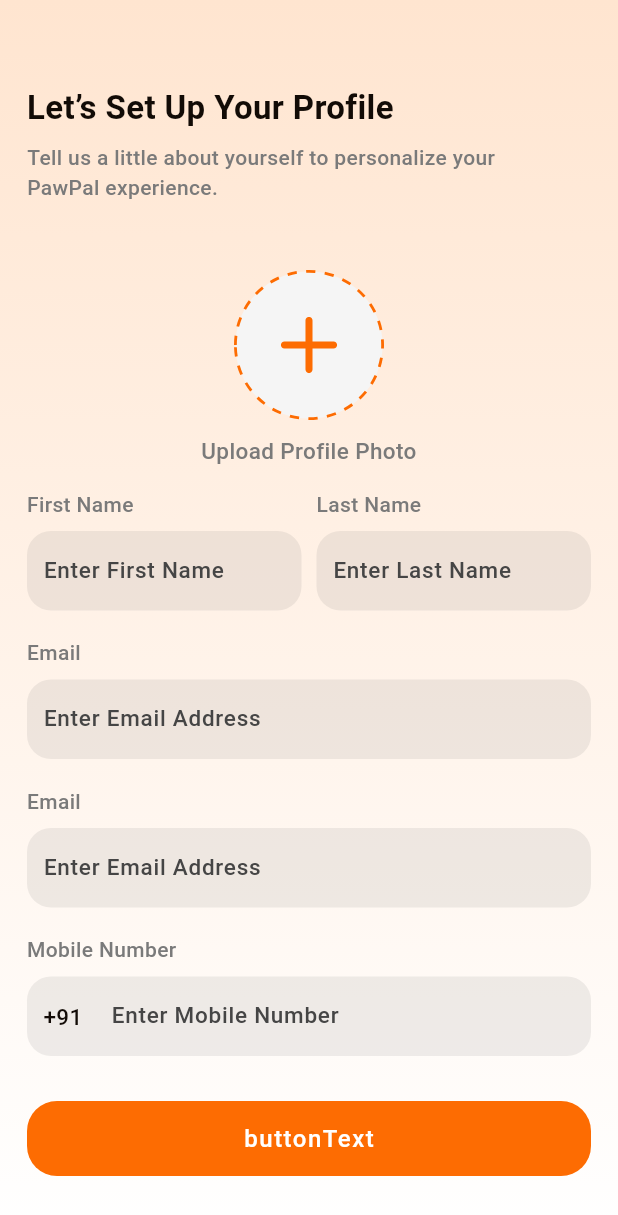
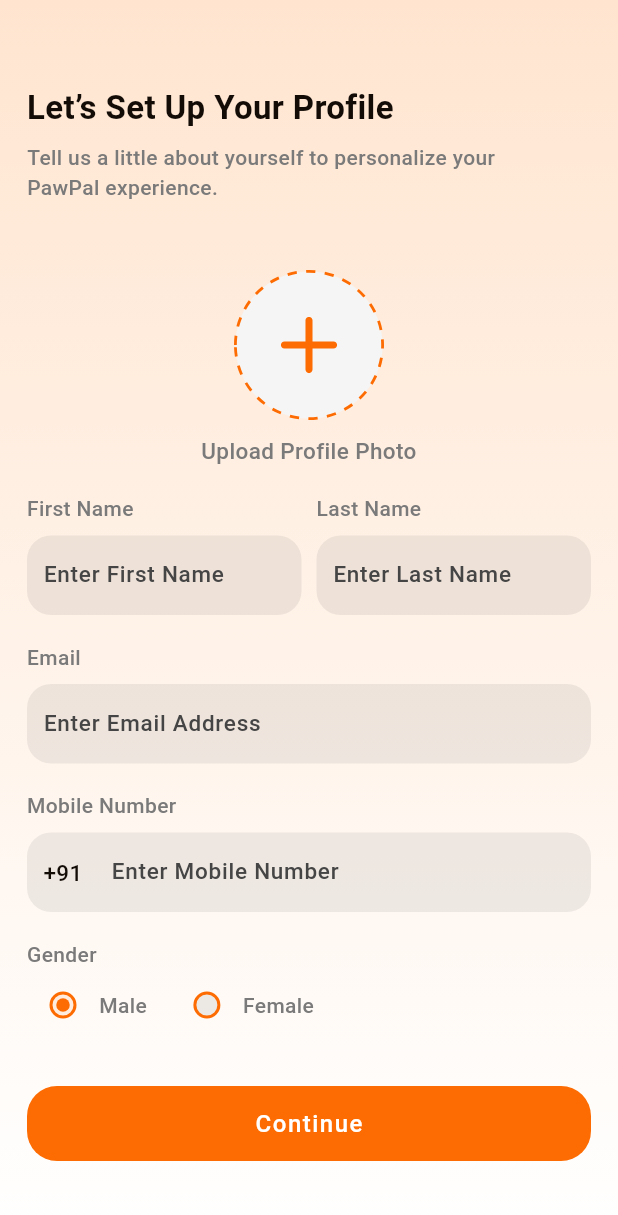
Before and after one commit to RishabRaikvad/paw-pal-flutter-mobile, a Flutter app: the SetupProfileScreen screen opened by its route, on a phone screen of 412 x 824 dp. Shown: the top 1215 px of the screen. Run offline on Flutter 3.47's test engine with Material 3 defaults, Android fonts, the phone set to English and light mode, and no system bars; our stand-ins replace firebase_core, firebase_crashlytics, flutter_image_compress, flutter_svg, fluttertoast, go_router and 3 more; accounts and stored records are empty.

Commit message:
add gender filed in setup profile screen

```diff
--- a/lib/core/AppStrings.dart
+++ b/lib/core/AppStrings.dart
@@ -28,5 +28,23 @@
   static const String invalidPhoneError = "Please enter a valid 10-digit mobile number";
   static const String acceptTermsError = "Please accept Terms & Conditions to continue";
 
+  static const String setupProfileTitle = "Let’s Set Up Your Profile";
+  static const String setupProfileSubtitle =
+      "Tell us a little about yourself to personalize your\nPawPal experience.";
+
+  static const String uploadProfilePhoto = "Upload Profile Photo";
+  static const String continueText = "Continue";
+  static const String firstName = "First Name";
+  static const String lastName = "Last Name";
+  static const String enterFirstName = "Enter First Name";
+  static const String enterLastName = "Enter Last Name";
+
+  static const String email = "Email";
+  static const String enterEmailAddress = "Enter Email Address";
+
+  static const String gender = "Gender";
+  static const String male = "Male";
+  static const String female = "Female";
+
 
 }
--- a/lib/core/CommonMethods.dart
+++ b/lib/core/CommonMethods.dart
@@ -53,7 +53,6 @@
     final fileSizeInMb = (await file.length()) / (1024 * 1024);
     debugPrint("Picked file size: ${fileSizeInMb.toStringAsFixed(2)} MB");
 
-    /// Hard limit check
     if (fileSizeInMb > maxSizeInMb) {
       final targetPath =
           "${file.parent.path}/temp_${DateTime.now().millisecondsSinceEpoch}.jpg";
--- /dev/null
+++ b/lib/core/constant.dart
@@ -0,0 +1,5 @@
+enum Gender { male, female }
+
+class Constant {
+
+}
--- a/lib/screens/onborading/setup_profile_screen.dart
+++ b/lib/screens/onborading/setup_profile_screen.dart
@@ -7,6 +7,7 @@
 import 'package:paw_pal_mobile/core/AppImages.dart';
 import 'package:paw_pal_mobile/core/AppStrings.dart';
 import 'package:paw_pal_mobile/core/CommonMethods.dart';
+import 'package:paw_pal_mobile/core/constant.dart';
 import 'package:paw_pal_mobile/utils/commonWidget/gradient_background.dart';
 import 'package:paw_pal_mobile/utils/widget_helper.dart';
 
@@ -19,6 +20,9 @@
 
 class _SetupProfileScreenState extends State<SetupProfileScreen> {
   final ValueNotifier<File?> profileImageNotifier = ValueNotifier(null);
+  final ValueNotifier<Gender?> genderNotifier =
+  ValueNotifier<Gender?>(Gender.male);
+
 
   @override
   Widget build(BuildContext context) {
@@ -34,14 +38,13 @@
           children: [
             SizedBox(height: 56),
             commonTitle(
-              title: "Let’s Set Up Your Profile",
+              title: AppStrings.setupProfileTitle,
               fontWeight: FontWeight.w700,
               fontSize: 22,
             ),
             SizedBox(height: 8),
             commonTitle(
-              title:
-                  "Tell us a little about yourself to personalize your\nPawPal experience.",
+              title: AppStrings.setupProfileSubtitle,
               color: AppColors.grey,
               fontSize: 14,
               textAlign: TextAlign.start,
@@ -49,15 +52,23 @@
             Expanded(
               child: SingleChildScrollView(
                 child: Column(
+                  crossAxisAlignment: CrossAxisAlignment.start,
                   children: [
                     SizedBox(height: 45),
                     uploadProfileView(),
-                    SizedBox(height: 15),
+                    SizedBox(height: 18),
                     buildFormWidget(),
+                    SizedBox(height: 18),
+                    commonTitle(
+                      title: AppStrings.gender,
+                      fontSize: 14,
+                      color: AppColors.grey,
+                    ),
+                    genderRadioButtons(),
                     SizedBox(height: 30),
                     commonButtonView(
                       context: context,
-                      buttonText: "buttonText",
+                      buttonText: AppStrings.continueText,
                       onClicked: () {},
                     ),
                     SizedBox(height: 20),
@@ -99,7 +110,10 @@
           ),
 
           SizedBox(height: 10),
-          commonTitle(title: "Upload Profile Photo", color: AppColors.grey),
+          commonTitle(
+            title: AppStrings.uploadProfilePhoto,
+            color: AppColors.grey,
+          ),
         ],
       ),
     );
@@ -114,16 +128,16 @@
           children: [
             Expanded(
               child: commonTextFieldWithLabel(
-                label: "First Name",
-                hint: "Enter First Name",
+                label: AppStrings.firstName,
+                hint: AppStrings.enterFirstName,
                 context: context,
                 maxLines: 1,
               ),
             ),
             Expanded(
               child: commonTextFieldWithLabel(
-                label: "Last Name",
-                hint: "Enter Last Name",
+                label: AppStrings.lastName,
+                hint: AppStrings.enterLastName,
                 context: context,
                 maxLines: 1,
               ),
@@ -131,17 +145,10 @@
           ],
         ),
         commonTextFieldWithLabel(
-          label: "Email",
-          hint: "Enter Email Address",
+          label: AppStrings.email,
+          hint: AppStrings.enterEmailAddress,
           context: context,
           inputType: TextInputType.emailAddress,
-        ),
-        commonTextFieldWithLabel(
-          label: "Email",
-          hint: "Enter Email Address",
-          context: context,
-          inputType: TextInputType.emailAddress,
-          textInputAction: TextInputAction.done,
         ),
         commonTextFieldWithLabel(
           label: AppStrings.mobileNumber,
@@ -159,4 +166,61 @@
       ],
     );
   }
+
+  Widget _genderTile({
+    required String title,
+    required Gender value,
+    required Gender? selectedGender,
+  }) {
+    return GestureDetector(
+      onTap: () => genderNotifier.value = value,
+      child: Row(
+        mainAxisSize: MainAxisSize.min,
+        children: [
+          Radio<Gender>(
+            value: value,
+            fillColor: WidgetStateProperty.resolveWith(
+              (states) => AppColors.primaryColor,
+            ),
+            backgroundColor: WidgetStateProperty.resolveWith<Color>((states) {
+              if (!states.contains(WidgetState.selected)) {
+                return AppColors.plashHolderColor.withValues(alpha: 0.1);
+              }
+              return AppColors.primaryColor.withValues(alpha: 0.1);
+            }),
+          ),
+          commonTitle(title: title, fontSize: 14, color: AppColors.grey),
+        ],
+      ),
+    );
+  }
+
+  Widget genderRadioButtons() {
+    return ValueListenableBuilder<Gender?>(
+      valueListenable: genderNotifier,
+      builder: (context, selectedGender, _) {
+        return RadioGroup<Gender>(
+          groupValue: selectedGender,
+          onChanged: (value) {
+            genderNotifier.value = value;
+          },
+          child: Row(
+            children: [
+              _genderTile(
+                title: AppStrings.male,
+                value: Gender.male,
+                selectedGender: selectedGender,
+              ),
+              const SizedBox(width: 16),
+              _genderTile(
+                title: AppStrings.female,
+                value: Gender.female,
+                selectedGender: selectedGender,
+              ),
+            ],
+          ),
+        );
+      },
+    );
+  }
 }
```
